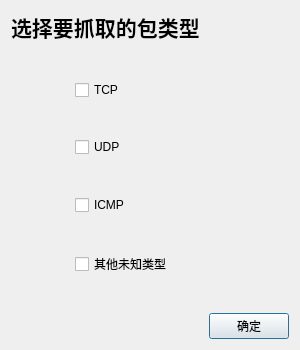
The window that src/filterwindow.ui (Paraworker/Sniffer) describes before a commit, drawn with Qt 5.
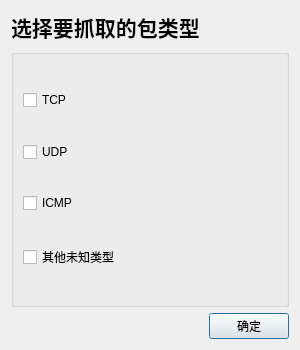
The same window after the commit.

Commit message: Use Group Box in filterwindow

```diff
--- a/src/filterwindow.ui
+++ b/src/filterwindow.ui
@@ -21,7 +21,7 @@
   </property>
   <layout class="QFormLayout" name="formLayout">
    <item row="0" column="0" colspan="2">
-    <layout class="QVBoxLayout" name="verticalLayout" stretch="0,0,0,0,0,0,0,0,0,0,0">
+    <layout class="QVBoxLayout" name="verticalLayout_3">
      <item>
       <widget class="QLabel" name="label">
        <property name="font">
@@ -38,32 +38,22 @@
       </widget>
      </item>
      <item>
-      <spacer name="verticalSpacer">
+      <widget class="QGroupBox" name="groupBox">
+       <property name="title">
+        <string/>
+       </property>
+       <layout class="QVBoxLayout" name="verticalLayout_2">
+        <item>
+         <layout class="QVBoxLayout" name="verticalLayout">
+          <item>
+           <spacer name="verticalSpacer_5">
        <property name="orientation">
         <enum>Qt::Vertical</enum>
        </property>
        <property name="sizeHint" stdset="0">
         <size>
-         <width>20</width>
-         <height>40</height>
-        </size>
-       </property>
-      </spacer>
-     </item>
-     <item>
-      <layout class="QHBoxLayout" name="horizontalLayout" stretch="3,10">
-       <property name="sizeConstraint">
-        <enum>QLayout::SetDefaultConstraint</enum>
-       </property>
-       <item>
-        <spacer name="horizontalSpacer">
-         <property name="orientation">
-          <enum>Qt::Horizontal</enum>
-         </property>
-         <property name="sizeHint" stdset="0">
-          <size>
-           <width>40</width>
-           <height>20</height>
+              <width>232</width>
+              <height>13</height>
           </size>
          </property>
         </spacer>
@@ -75,32 +65,15 @@
          </property>
         </widget>
        </item>
-      </layout>
-     </item>
      <item>
-      <spacer name="verticalSpacer_3">
+           <spacer name="verticalSpacer">
        <property name="orientation">
         <enum>Qt::Vertical</enum>
        </property>
        <property name="sizeHint" stdset="0">
         <size>
-         <width>20</width>
-         <height>40</height>
-        </size>
-       </property>
-      </spacer>
-     </item>
-     <item>
-      <layout class="QHBoxLayout" name="horizontalLayout_2" stretch="3,10">
-       <item>
-        <spacer name="horizontalSpacer_2">
-         <property name="orientation">
-          <enum>Qt::Horizontal</enum>
-         </property>
-         <property name="sizeHint" stdset="0">
-          <size>
-           <width>40</width>
-           <height>20</height>
+              <width>232</width>
+              <height>13</height>
           </size>
          </property>
         </spacer>
@@ -112,32 +85,15 @@
          </property>
         </widget>
        </item>
-      </layout>
-     </item>
      <item>
-      <spacer name="verticalSpacer_4">
+           <spacer name="verticalSpacer_2">
        <property name="orientation">
         <enum>Qt::Vertical</enum>
        </property>
        <property name="sizeHint" stdset="0">
         <size>
-         <width>20</width>
-         <height>40</height>
-        </size>
-       </property>
-      </spacer>
-     </item>
-     <item>
-      <layout class="QHBoxLayout" name="horizontalLayout_3" stretch="3,10">
-       <item>
-        <spacer name="horizontalSpacer_3">
-         <property name="orientation">
-          <enum>Qt::Horizontal</enum>
-         </property>
-         <property name="sizeHint" stdset="0">
-          <size>
-           <width>40</width>
-           <height>20</height>
+              <width>232</width>
+              <height>13</height>
           </size>
          </property>
         </spacer>
@@ -149,32 +105,15 @@
          </property>
         </widget>
        </item>
-      </layout>
-     </item>
      <item>
-      <spacer name="verticalSpacer_5">
+           <spacer name="verticalSpacer_3">
        <property name="orientation">
         <enum>Qt::Vertical</enum>
        </property>
        <property name="sizeHint" stdset="0">
         <size>
-         <width>20</width>
-         <height>40</height>
-        </size>
-       </property>
-      </spacer>
-     </item>
-     <item>
-      <layout class="QHBoxLayout" name="horizontalLayout_4" stretch="3,10">
-       <item>
-        <spacer name="horizontalSpacer_4">
-         <property name="orientation">
-          <enum>Qt::Horizontal</enum>
-         </property>
-         <property name="sizeHint" stdset="0">
-          <size>
-           <width>40</width>
-           <height>20</height>
+              <width>232</width>
+              <height>13</height>
           </size>
          </property>
         </spacer>
@@ -186,20 +125,23 @@
          </property>
         </widget>
        </item>
-      </layout>
-     </item>
      <item>
-      <spacer name="verticalSpacer_2">
+           <spacer name="verticalSpacer_4">
        <property name="orientation">
         <enum>Qt::Vertical</enum>
        </property>
        <property name="sizeHint" stdset="0">
         <size>
-         <width>20</width>
-         <height>40</height>
+              <width>232</width>
+              <height>13</height>
         </size>
        </property>
       </spacer>
+          </item>
+         </layout>
+        </item>
+       </layout>
+      </widget>
      </item>
      <item>
       <layout class="QHBoxLayout" name="horizontalLayout_5">
```
Lines whose indentation alone changed are shown as unchanged.
